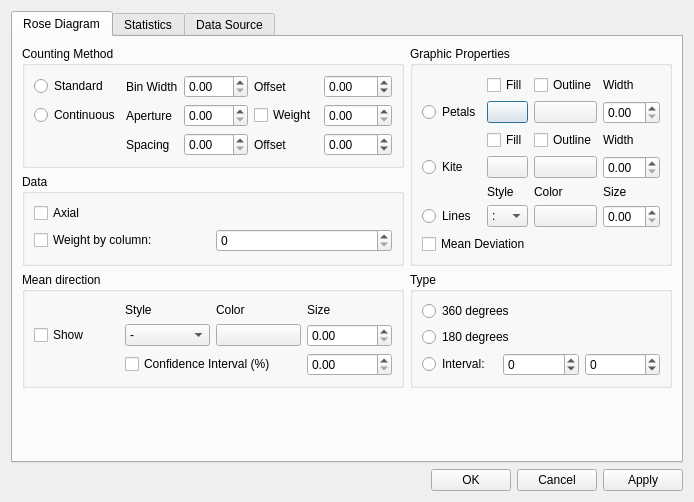
Old version of the form ui_files/circular_properties.ui in the repository spamlab-iee/os.
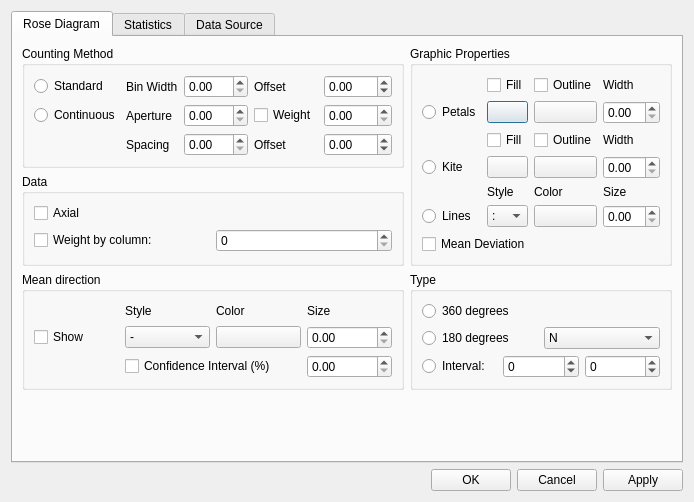
New version of the form.

Commit message: fixed rose diagram [build]

```diff
--- a/ui_files/circular_properties.ui
+++ b/ui_files/circular_properties.ui
@@ -6,7 +6,7 @@
    <rect>
     <x>0</x>
     <y>0</y>
-    <width>620</width>
+    <width>632</width>
     <height>502</height>
    </rect>
   </property>
@@ -477,6 +477,8 @@
              </widget>
             </item>
             <item>
+             <layout class="QHBoxLayout" name="horizontalLayout_2">
+              <item>
              <widget class="QRadioButton" name="prop_rose_check_180d">
               <property name="text">
                <string>180 degrees</string>
@@ -484,6 +486,22 @@
              </widget>
             </item>
             <item>
+               <widget class="QComboBox" name="prop_rose_180half">
+                <item>
+                 <property name="text">
+                  <string>N</string>
+                 </property>
+                </item>
+                <item>
+                 <property name="text">
+                  <string>S</string>
+                 </property>
+                </item>
+               </widget>
+              </item>
+             </layout>
+            </item>
+            <item>
              <layout class="QHBoxLayout" name="horizontalLayout_9">
               <item>
                <widget class="QRadioButton" name="prop_rose_check_interval">
```
Left out of the diff: 3 changed lines with no effect on the pictures. Lines whose indentation alone changed are shown as unchanged. The commit also changes 7 other files.
